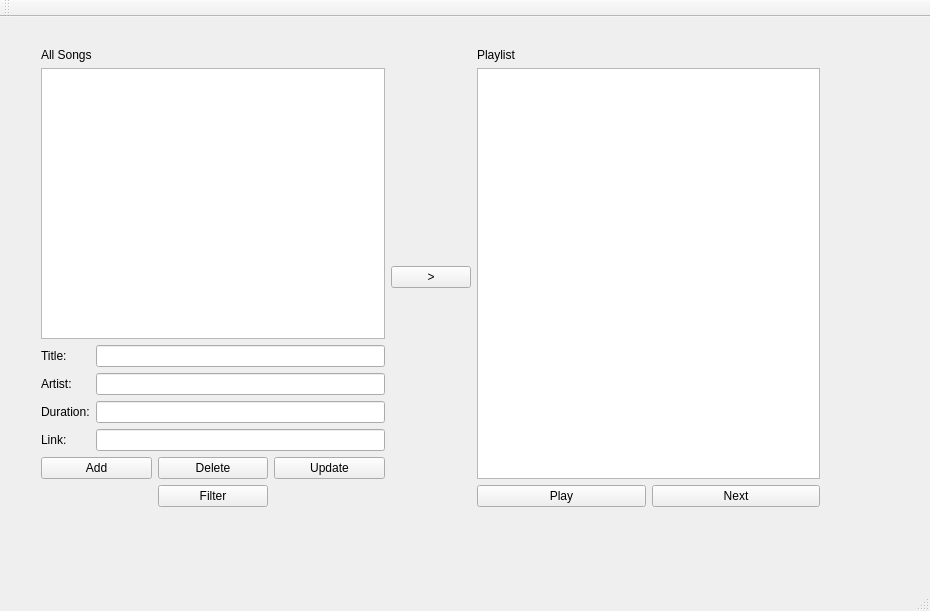
Before: the Qt Designer form Qt Song Playlist/QtSongPlaylist.ui in IuniaMuntean/ooplaboratory10-IuniaMuntean, drawn with Qt 5.
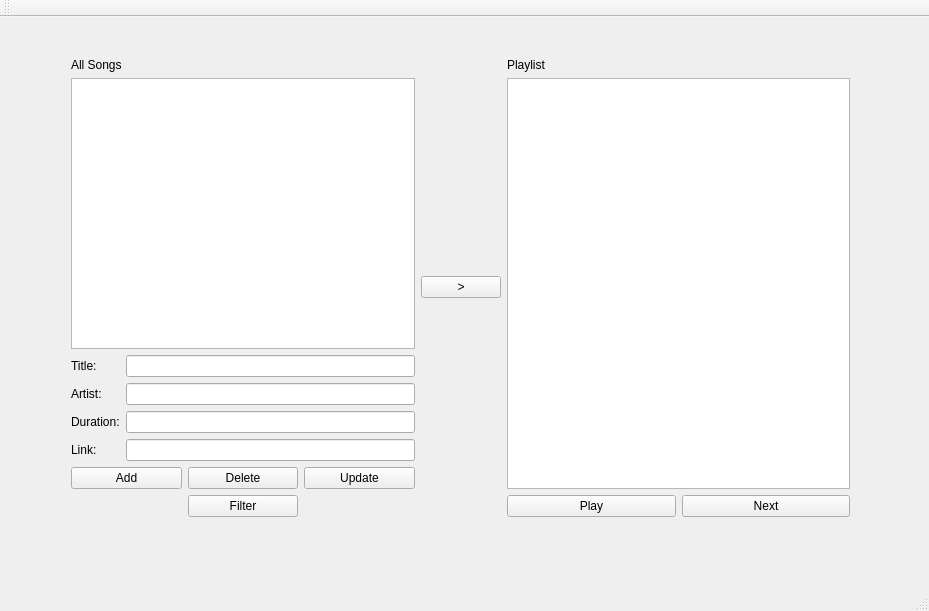
After: the same form once the commit is applied.

The edit to the form file:
```diff
--- a/Qt Song Playlist/QtSongPlaylist.ui
+++ b/Qt Song Playlist/QtSongPlaylist.ui
@@ -6,7 +6,7 @@
    <rect>
     <x>0</x>
     <y>0</y>
-    <width>930</width>
+    <width>929</width>
     <height>611</height>
    </rect>
   </property>
@@ -17,8 +17,8 @@
    <widget class="QWidget" name="horizontalLayoutWidget_2">
     <property name="geometry">
      <rect>
-      <x>30</x>
-      <y>20</y>
+      <x>60</x>
+      <y>30</y>
       <width>801</width>
       <height>481</height>
      </rect>
```
Left out of the diff: 2 changed lines with no effect on the pictures.
